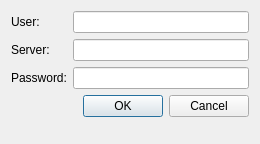
Before: the Qt Designer form addcompilationhostdialog.ui in HelgKonyzhev/QtcRemoteCompilerPlugin, drawn with Qt 5.
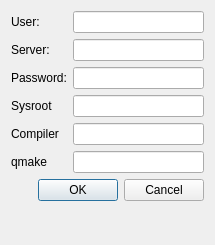
After: the same form once the commit is applied.

Diff of the .ui file:
```diff
--- a/addcompilationhostdialog.ui
+++ b/addcompilationhostdialog.ui
@@ -6,37 +6,31 @@
    <rect>
     <x>0</x>
     <y>0</y>
-    <width>260</width>
-    <height>144</height>
+    <width>215</width>
+    <height>245</height>
    </rect>
   </property>
   <property name="windowTitle">
    <string>Dialog</string>
   </property>
+  <property name="layoutDirection">
+   <enum>Qt::LeftToRight</enum>
+  </property>
   <layout class="QFormLayout" name="formLayout">
-   <item row="0" column="0">
-    <widget class="QLabel" name="userLabel">
-     <property name="text">
-      <string>User:</string>
-     </property>
-    </widget>
-   </item>
-   <item row="1" column="0">
-    <widget class="QLabel" name="serverLabel">
-     <property name="text">
-      <string>Server:</string>
-     </property>
-    </widget>
-   </item>
-   <item row="2" column="0">
-    <widget class="QLabel" name="passwordLabel">
-     <property name="text">
-      <string>Password:</string>
-     </property>
-    </widget>
-   </item>
-   <item row="3" column="1">
+   <property name="fieldGrowthPolicy">
+    <enum>QFormLayout::AllNonFixedFieldsGrow</enum>
+   </property>
+   <item row="1" column="0" colspan="2">
     <widget class="QDialogButtonBox" name="addCNButtonBox">
+     <property name="sizePolicy">
+      <sizepolicy hsizetype="Expanding" vsizetype="Fixed">
+       <horstretch>0</horstretch>
+       <verstretch>0</verstretch>
+      </sizepolicy>
+     </property>
+     <property name="layoutDirection">
+      <enum>Qt::LeftToRight</enum>
+     </property>
      <property name="orientation">
       <enum>Qt::Horizontal</enum>
      </property>
@@ -48,18 +42,85 @@
      </property>
     </widget>
    </item>
-   <item row="0" column="1">
-    <widget class="QLineEdit" name="inputUserLineEdit"/>
-   </item>
-   <item row="1" column="1">
-    <widget class="QLineEdit" name="inputServerLineEdit"/>
-   </item>
-   <item row="2" column="1">
-    <widget class="QLineEdit" name="inputPasswordLineEdit">
-     <property name="enabled">
-      <bool>true</bool>
-     </property>
-    </widget>
+   <item row="0" column="0" colspan="2">
+    <layout class="QFormLayout" name="settingsLayout">
+     <item row="0" column="0">
+      <widget class="QLabel" name="userLabel">
+       <property name="text">
+        <string>User:</string>
+       </property>
+      </widget>
+     </item>
+     <item row="0" column="1">
+      <widget class="QLineEdit" name="inputUserLineEdit"/>
+     </item>
+     <item row="1" column="0">
+      <widget class="QLabel" name="serverLabel">
+       <property name="text">
+        <string>Server:</string>
+       </property>
+      </widget>
+     </item>
+     <item row="1" column="1">
+      <widget class="QLineEdit" name="inputServerLineEdit"/>
+     </item>
+     <item row="2" column="0">
+      <widget class="QLabel" name="passwordLabel">
+       <property name="text">
+        <string>Password:</string>
+       </property>
+      </widget>
+     </item>
+     <item row="2" column="1">
+      <widget class="QLineEdit" name="inputPasswordLineEdit">
+       <property name="enabled">
+        <bool>true</bool>
+       </property>
+      </widget>
+     </item>
+     <item row="3" column="0">
+      <widget class="QLabel" name="sysrootLabel">
+       <property name="text">
+        <string>Sysroot</string>
+       </property>
+      </widget>
+     </item>
+     <item row="3" column="1">
+      <widget class="QLineEdit" name="inputSysrootLineEdit">
+       <property name="text">
+        <string/>
+       </property>
+      </widget>
+     </item>
+     <item row="4" column="0">
+      <widget class="QLabel" name="compilerLabel">
+       <property name="text">
+        <string>Compiler</string>
+       </property>
+      </widget>
+     </item>
+     <item row="4" column="1">
+      <widget class="QLineEdit" name="inputCompilerLineEdit">
+       <property name="text">
+        <string/>
+       </property>
+      </widget>
+     </item>
+     <item row="5" column="0">
+      <widget class="QLabel" name="qmakeLabel">
+       <property name="text">
+        <string>qmake</string>
+       </property>
+      </widget>
+     </item>
+     <item row="5" column="1">
+      <widget class="QLineEdit" name="inputQmakeLineEdit">
+       <property name="text">
+        <string/>
+       </property>
+      </widget>
+     </item>
+    </layout>
    </item>
   </layout>
  </widget>
```
Left out of the diff: 8 changed lines with no effect on the pictures.
